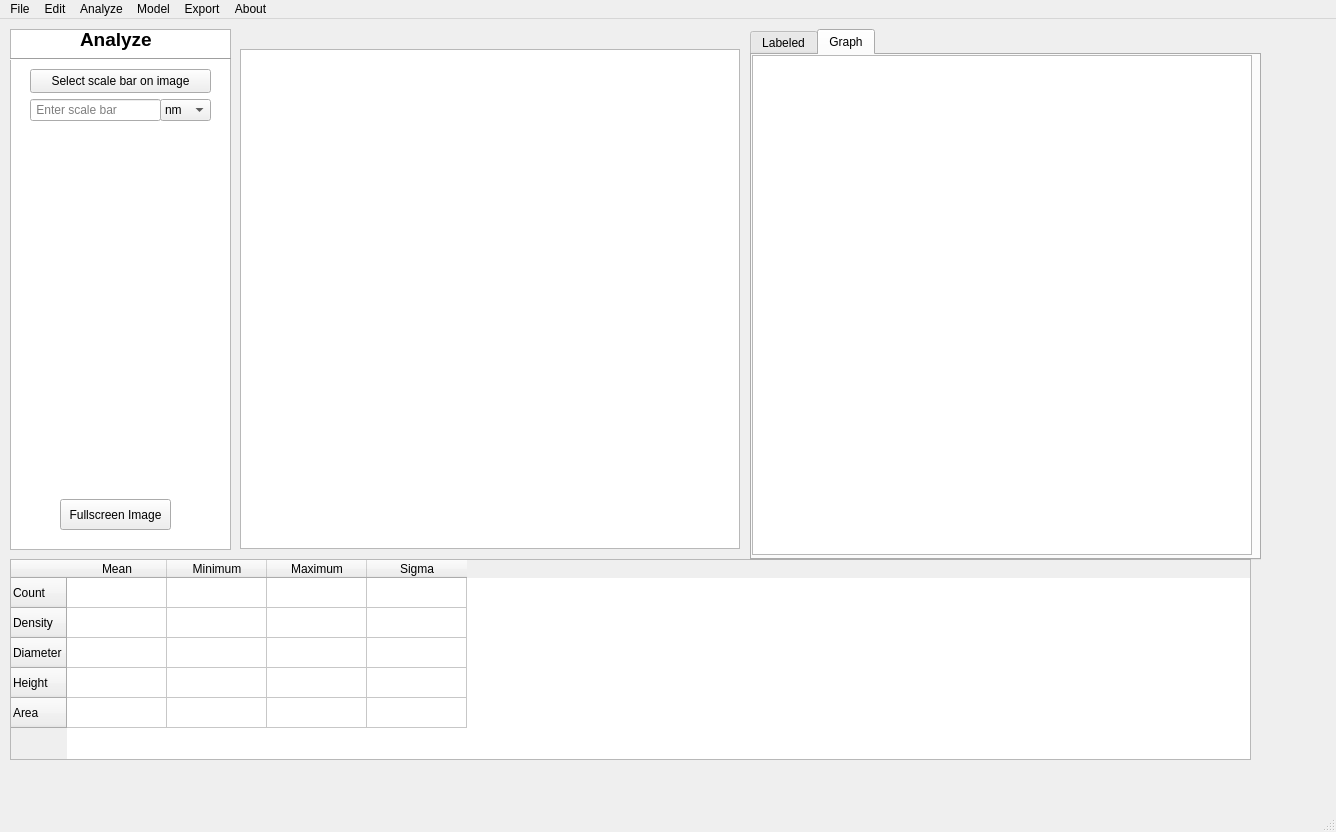
Qt form src/gui/ui_designs/gui_prototype1.2_graphics_view.ui (Nikolajkng/NanoparticleAnalysis) before a commit.
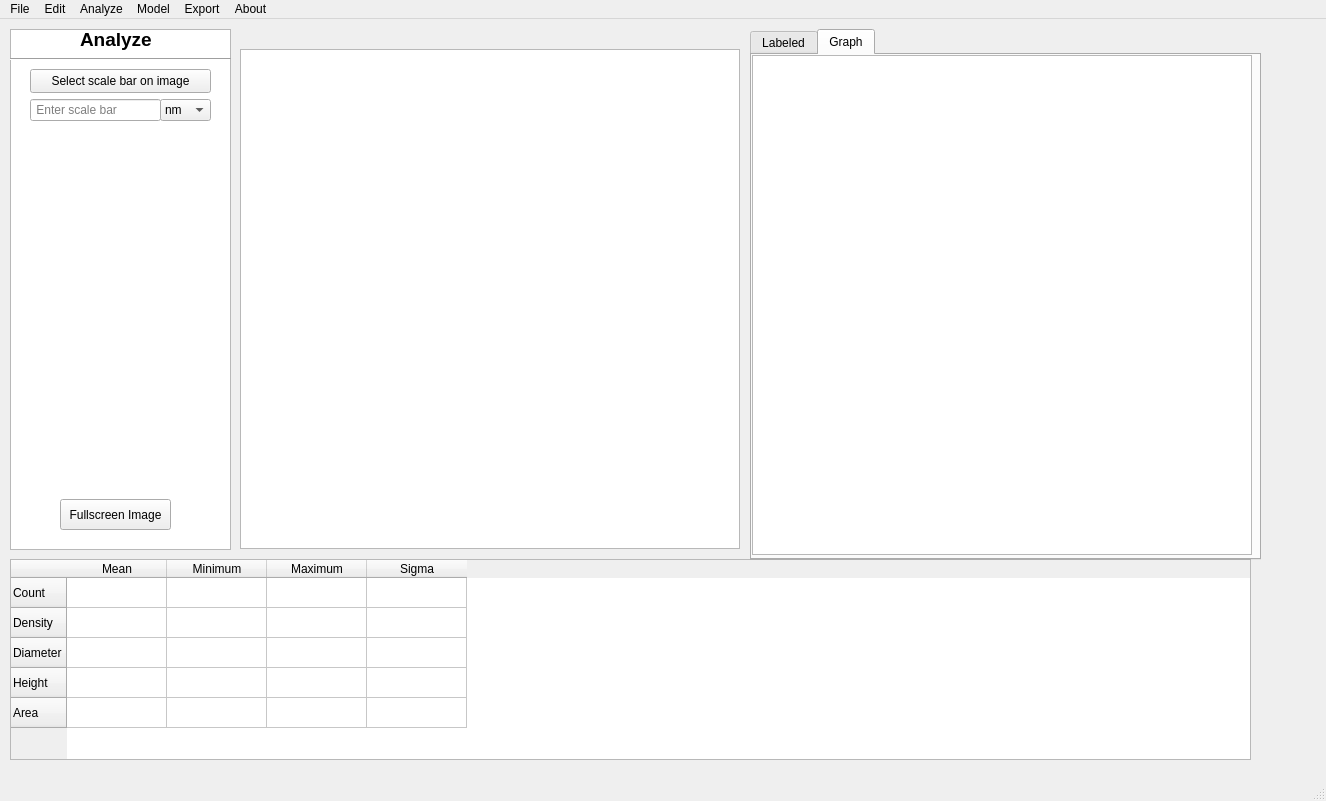
The same form after that commit.

Patch:
```diff
--- a/src/gui/ui_designs/gui_prototype1.2_graphics_view.ui
+++ b/src/gui/ui_designs/gui_prototype1.2_graphics_view.ui
@@ -6,8 +6,8 @@
    <rect>
     <x>0</x>
     <y>0</y>
-    <width>1336</width>
-    <height>832</height>
+    <width>1326</width>
+    <height>801</height>
    </rect>
   </property>
   <property name="sizePolicy">
@@ -20,6 +20,12 @@
    <string>MainWindow</string>
   </property>
   <widget class="QWidget" name="centralwidget">
+   <property name="sizePolicy">
+    <sizepolicy hsizetype="Expanding" vsizetype="Expanding">
+     <horstretch>255</horstretch>
+     <verstretch>255</verstretch>
+    </sizepolicy>
+   </property>
    <widget class="QListWidget" name="options_widget">
     <property name="geometry">
      <rect>
@@ -372,8 +378,8 @@
     <rect>
      <x>0</x>
      <y>0</y>
-     <width>1336</width>
-     <height>24</height>
+     <width>1326</width>
+     <height>21</height>
     </rect>
    </property>
    <widget class="QMenu" name="menu_file">
```
Left out of the diff: 48 changed lines with no effect on the pictures.
